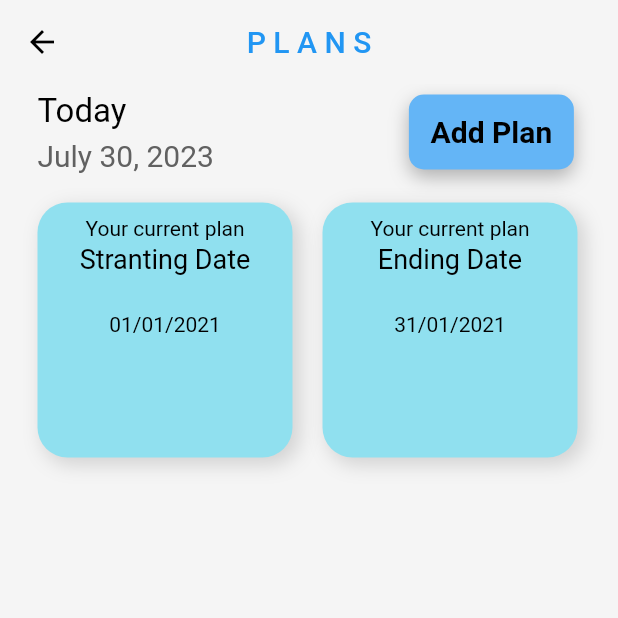
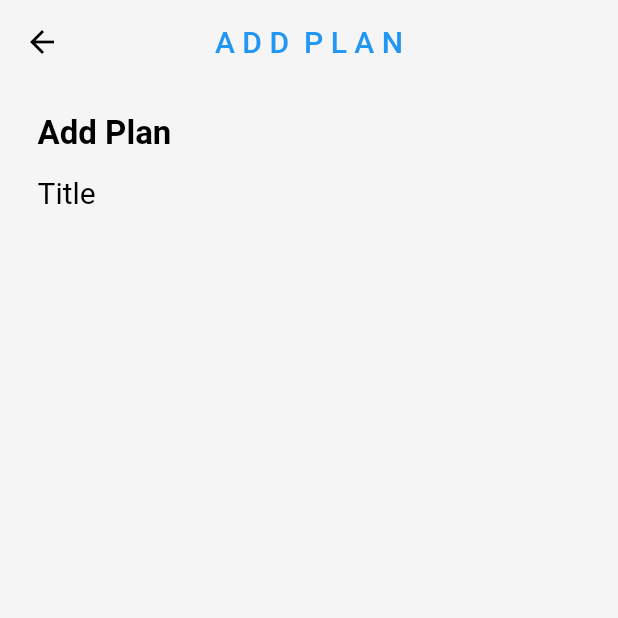
Before and after one commit to CodMave/BudgetApp, a Flutter app: the Goals screen opened directly, after a tap on "Add Plan", on a phone screen of 412 x 824 dp, the top half of it. Run offline on Flutter 3.47's test engine with Material 2 defaults, Android fonts, the phone set to English and light mode, and no system bars; our stand-ins replace badges, cloud_firestore, firebase_auth, firebase_core, firebase_messaging, flutter_local_notifications and 8 more; accounts and stored records are empty.

Commit message:
add goal button and page creation

```diff
--- /dev/null
+++ b/lib/pages/addPlanPage.dart
@@ -0,0 +1,87 @@
+import 'package:flutter/material.dart';
+
+import '../components/textfield.dart';
+
+class AddPlan extends StatefulWidget {
+  const AddPlan({Key? key}) : super(key: key);
+
+  @override
+  State<AddPlan> createState() => _AddPlanState();
+}
+
+class _AddPlanState extends State<AddPlan> {
+  final planTitleController = TextEditingController();
+
+  @override
+  Widget build(BuildContext context) {
+    return Scaffold(
+      backgroundColor: Colors.grey[100],
+      appBar: AppBar(
+        backgroundColor: Colors.grey[100],
+        leading: IconButton(
+          onPressed: () {
+            Navigator.pop(context);
+          },
+          icon: const Icon(Icons.arrow_back),
+          color: Colors.black,
+        ),
+        title: const Text(
+          'A D D  P L A N',
+          style: TextStyle(
+            color: Colors.blue,
+            fontSize: 20,
+          ),
+        ),
+        centerTitle: true,
+        elevation: 0,
+      ),
+      body: Padding(
+        padding: const EdgeInsets.symmetric(horizontal: 25.0),
+        child: Column(
+          crossAxisAlignment: CrossAxisAlignment.start,
+          children: [
+            SizedBox(height: 20),
+
+            // Add plan text
+
+            const Text(
+              'Add Plan',
+              style: TextStyle(
+                color: Colors.black,
+                fontSize: 22,
+                fontWeight: FontWeight.bold,
+              ),
+            ),
+
+            // paln title
+
+            const SizedBox(height: 15),
+
+            const Text(
+              'Title',
+              style: TextStyle(
+                color: Colors.black,
+                fontSize: 20,
+                //fontWeight: FontWeight.bold,
+              ),
+            ),
+
+            // plan text field
+
+            // plan amount title
+
+            // plan anount text field
+
+            // start date title
+
+            // start date text field
+
+            // end date title
+
+            // end date text field
+          ],
+        ),
+      ),
+    );
+  }
+}
--- a/lib/pages/goals.dart
+++ b/lib/pages/goals.dart
@@ -1,6 +1,8 @@
 import 'package:flutter/material.dart';
 import '../components/plansTile.dart';
 import 'package:intl/intl.dart';
+
+import 'addPlanPage.dart';
 
 class Goals extends StatefulWidget {
   final Function()? onTap;
@@ -79,7 +81,14 @@ class _GoalsState extends State<Goals> {
                   const SizedBox(width: 130),
 
                   GestureDetector(
-                    onTap: () => {},
+                    onTap: () {
+                      Navigator.push(
+                        context,
+                        MaterialPageRoute(
+                          builder: (context) => const AddPlan(),
+                        ),
+                      );
+                    },
                     child: Container(
                       height: 50,
                       width: 110,
```
